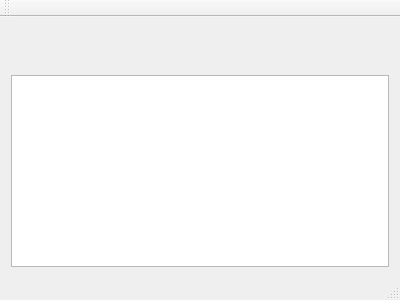
RicardoBusta/bustamanprojects, file Calculo3/interface/mainwindow.ui: the form before one commit.
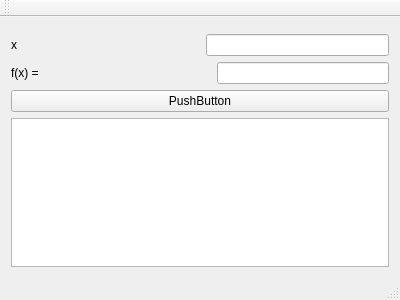
The form after the commit. Custom widgets are drawn as their Qt base class.

```diff
--- a/Calculo3/interface/mainwindow.ui
+++ b/Calculo3/interface/mainwindow.ui
@@ -26,9 +26,70 @@
      </widget>
     </item>
     <item>
-     <widget class="QTextEdit" name="textEdit">
+     <layout class="QHBoxLayout" name="horizontalLayout">
+      <item>
+       <widget class="QLabel" name="label">
+        <property name="text">
+         <string>x</string>
+        </property>
+       </widget>
+      </item>
+      <item>
+       <spacer name="horizontalSpacer">
+        <property name="orientation">
+         <enum>Qt::Horizontal</enum>
+        </property>
+        <property name="sizeHint" stdset="0">
+         <size>
+          <width>40</width>
+          <height>20</height>
+         </size>
+        </property>
+       </spacer>
+      </item>
+      <item>
+       <widget class="QLineEdit" name="x"/>
+      </item>
+     </layout>
+    </item>
+    <item>
+     <layout class="QHBoxLayout" name="horizontalLayout_2">
+      <item>
+       <widget class="QLabel" name="label_2">
+        <property name="text">
+         <string>f(x) =</string>
+        </property>
+       </widget>
+      </item>
+      <item>
+       <spacer name="horizontalSpacer_2">
+        <property name="orientation">
+         <enum>Qt::Horizontal</enum>
+        </property>
+        <property name="sizeHint" stdset="0">
+         <size>
+          <width>40</width>
+          <height>20</height>
+         </size>
+        </property>
+       </spacer>
+      </item>
+      <item>
+       <widget class="QLineEdit" name="exp"/>
+      </item>
+     </layout>
+    </item>
+    <item>
+     <widget class="QPushButton" name="solve">
+      <property name="text">
+       <string>PushButton</string>
+      </property>
+     </widget>
+    </item>
+    <item>
+     <widget class="QTextEdit" name="output">
       <property name="sizePolicy">
-       <sizepolicy hsizetype="Preferred" vsizetype="Preferred">
+       <sizepolicy hsizetype="Expanding" vsizetype="Maximum">
         <horstretch>0</horstretch>
         <verstretch>0</verstretch>
        </sizepolicy>
```
Left out of the diff: 2 changed lines with no effect on the pictures.
